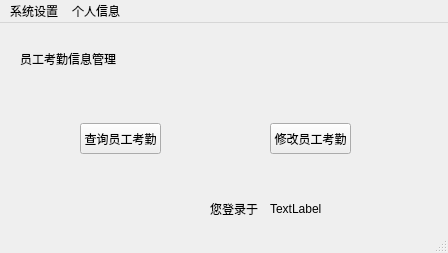
This is ManageSystem/checkin.ui in skyformat99/ManagerSystem as Qt 5 draws it before an edit. The edited form follows.
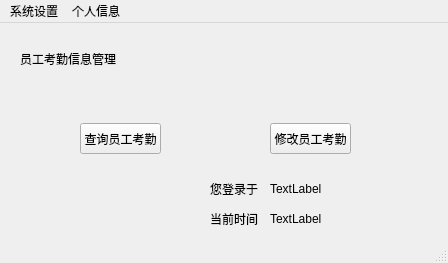
This is the edited form.

The edit to the form file:
```diff
--- a/ManageSystem/checkin.ui
+++ b/ManageSystem/checkin.ui
@@ -7,7 +7,7 @@
     <x>0</x>
     <y>0</y>
     <width>448</width>
-    <height>253</height>
+    <height>263</height>
    </rect>
   </property>
   <property name="windowTitle">
@@ -31,13 +31,13 @@
     <property name="geometry">
      <rect>
       <x>210</x>
-      <y>170</y>
+      <y>180</y>
       <width>54</width>
       <height>31</height>
      </rect>
     </property>
     <property name="text">
-     <string>您登录于</string>
+     <string>当前时间</string>
     </property>
    </widget>
    <widget class="QPushButton" name="selectCheckInBtn">
@@ -53,11 +53,11 @@
      <string>查询员工考勤</string>
     </property>
    </widget>
-   <widget class="QLabel" name="timeLabel">
+   <widget class="QLabel" name="nowTimeLabel">
     <property name="geometry">
      <rect>
       <x>270</x>
-      <y>170</y>
+      <y>180</y>
       <width>171</width>
       <height>31</height>
      </rect>
@@ -79,6 +79,32 @@
      <string>修改员工考勤</string>
     </property>
    </widget>
+   <widget class="QLabel" name="strTimeLabel">
+    <property name="geometry">
+     <rect>
+      <x>210</x>
+      <y>150</y>
+      <width>54</width>
+      <height>31</height>
+     </rect>
+    </property>
+    <property name="text">
+     <string>您登录于</string>
+    </property>
+   </widget>
+   <widget class="QLabel" name="timeLabel">
+    <property name="geometry">
+     <rect>
+      <x>270</x>
+      <y>150</y>
+      <width>171</width>
+      <height>31</height>
+     </rect>
+    </property>
+    <property name="text">
+     <string>TextLabel</string>
+    </property>
+   </widget>
   </widget>
   <widget class="QMenuBar" name="menubar">
    <property name="geometry">
```
Left out of the diff: 2 changed lines with no effect on the pictures.
